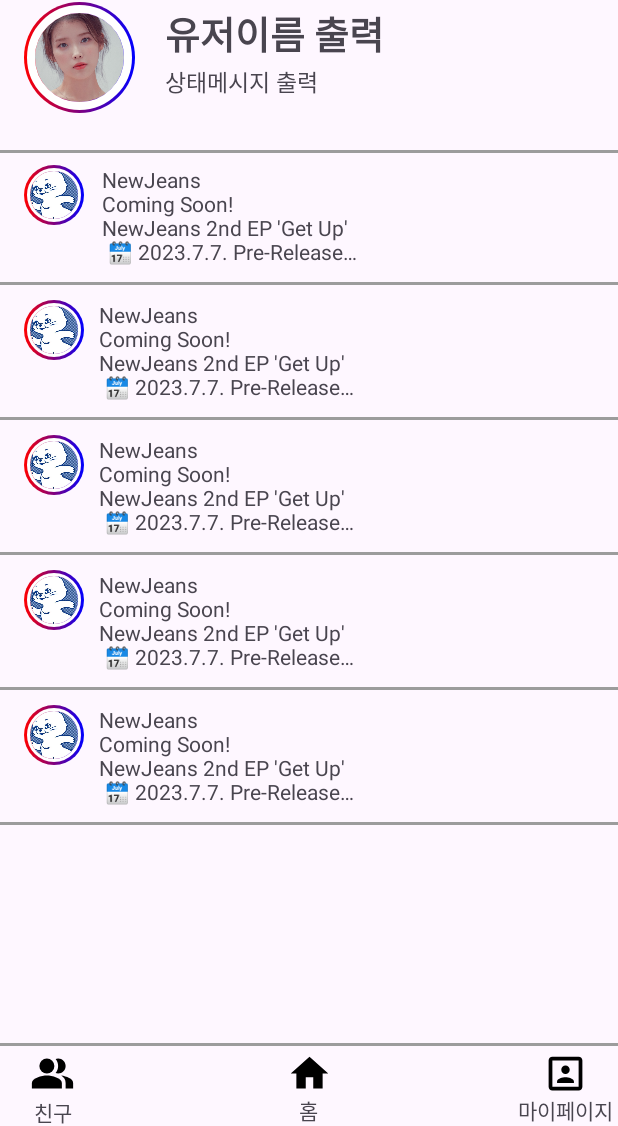
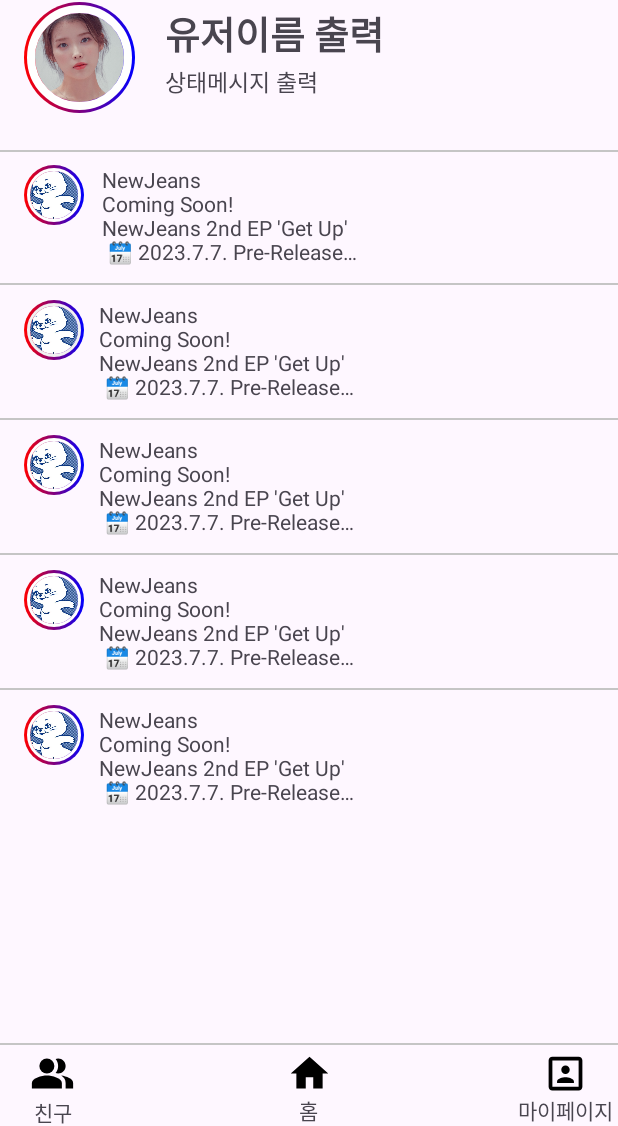
Before and after one commit to hosiker/SNS_App_Project, an Android app: the MainActivity screen opened directly, with no data from a screen before it, on a phone screen of 412 x 824 dp, the part 110-1236 px from its top. Run offline under Robolectric (Android 15) with nearby library versions, the phone set to English and light mode, and no system bars; our stand-ins replace CircleImageView; 3 statements that could not run were skipped.

Commit message:
ã메인화면 완료

```diff
--- a/app/src/main/res/layout/main_activity.xml
+++ b/app/src/main/res/layout/main_activity.xml
@@ -108,9 +108,9 @@
 
                 <View
                     android:layout_width="match_parent"
-                    android:layout_height="2dp"
+                    android:layout_height="1dp"
                     android:layout_centerInParent="true"
-                    android:background="#9C9C9C"
+                    android:background="#C5C5C5"
                     app:layout_constraintTop_toTopOf="parent"/>
 
                 <FrameLayout
@@ -155,9 +155,9 @@
                     app:layout_constraintTop_toTopOf="@+id/cir_dummy1" />
                 <View
                     android:layout_width="match_parent"
-                    android:layout_height="2dp"
+                    android:layout_height="1dp"
                     android:layout_centerInParent="true"
-                    android:background="#9C9C9C"
+                    android:background="#C5C5C5"
                     app:layout_constraintBottom_toBottomOf="parent"/>
             </androidx.constraintlayout.widget.ConstraintLayout>
 
@@ -188,7 +188,7 @@
                     android:padding="2dp"
                     android:scaleType="centerCrop"
                     android:src="@drawable/newjeans"
-                    app:civ_border_color="@color/design_default_color_background"
+                    app:civ_border_color="#F1F1F1"
                     app:civ_border_overlay="false"
                     app:civ_border_width="2dp"
                     app:layout_constraintEnd_toStartOf="@+id/textView3"
@@ -212,9 +212,9 @@
                     app:layout_constraintTop_toTopOf="@+id/imageView8" />
                 <View
                     android:layout_width="match_parent"
-                    android:layout_height="2dp"
+                    android:layout_height="1dp"
                     android:layout_centerInParent="true"
-                    android:background="#9C9C9C"
+                    android:background="#C5C5C5"
                     app:layout_constraintBottom_toBottomOf="parent"/>
 
             </androidx.constraintlayout.widget.ConstraintLayout>
@@ -269,9 +269,9 @@
                     app:layout_constraintTop_toTopOf="@+id/imageView9" />
                 <View
                     android:layout_width="match_parent"
-                    android:layout_height="2dp"
+                    android:layout_height="1dp"
                     android:layout_centerInParent="true"
-                    android:background="#9C9C9C"
+                    android:background="#C5C5C5"
                     app:layout_constraintBottom_toBottomOf="parent"/>
 
             </androidx.constraintlayout.widget.ConstraintLayout>
@@ -326,9 +326,9 @@
                     app:layout_constraintTop_toTopOf="@+id/imageView10" />
                 <View
                     android:layout_width="match_parent"
-                    android:layout_height="2dp"
+                    android:layout_height="1dp"
                     android:layout_centerInParent="true"
-                    android:background="#9C9C9C"
+                    android:background="#C5C5C5"
                     app:layout_constraintBottom_toBottomOf="parent"/>
 
             </androidx.constraintlayout.widget.ConstraintLayout>
@@ -383,12 +383,6 @@
                     app:layout_constraintStart_toEndOf="@+id/imageView11"
                     app:layout_constraintTop_toTopOf="@+id/imageView11" />
 
-                <View
-                    android:layout_width="match_parent"
-                    android:layout_height="2dp"
-                    android:layout_centerInParent="true"
-                    android:background="#9C9C9C"
-                    app:layout_constraintBottom_toBottomOf="parent"/>
             </androidx.constraintlayout.widget.ConstraintLayout>
 
 
@@ -407,9 +401,9 @@
         app:layout_constraintBottom_toBottomOf="parent">
         <View
             android:layout_width="match_parent"
-            android:layout_height="2dp"
+            android:layout_height="1dp"
             android:layout_centerInParent="true"
-            android:background="#9C9C9C"
+            android:background="#C5C5C5"
             app:layout_constraintTop_toTopOf="parent"/>
 
         <androidx.constraintlayout.widget.ConstraintLayout
--- a/app/src/main/res/layout/user_list_activity.xml
+++ b/app/src/main/res/layout/user_list_activity.xml
@@ -21,12 +21,15 @@
             android:src="@drawable/ic_logo_15ya"></ImageView>
     </com.google.android.material.appbar.MaterialToolbar>
 
+
     <ScrollView
         android:layout_width="match_parent"
         android:layout_height="0dp"
         android:background="#E7ECF0"
         app:layout_constraintBottom_toTopOf="@+id/userlist_bottombar"
-        app:layout_constraintTop_toBottomOf="@+id/userlist_topAppbar">
+        app:layout_constraintTop_toBottomOf="@+id/userlist_topAppbar"
+        app:layout_constraintVertical_bias="1.0"
+        tools:layout_editor_absoluteX="38dp">
 
 
         <androidx.constraintlayout.widget.ConstraintLayout
@@ -53,8 +56,8 @@
                         android:id="@+id/userlist_user1_photo"
                         android:layout_width="55dp"
                         android:layout_height="55dp"
+                        android:layout_marginTop="12dp"
                         android:layout_marginEnd="20dp"
-                        android:layout_marginTop="12dp"
                         android:scaleType="centerCrop"
                         android:src="@drawable/ic_launcher_background"
                         app:civ_border_color="#E91E63"
@@ -164,7 +167,6 @@
 
     </ScrollView>
 
-
     <androidx.constraintlayout.widget.ConstraintLayout
         android:id="@+id/userlist_bottombar"
         android:layout_width="match_parent"
```
